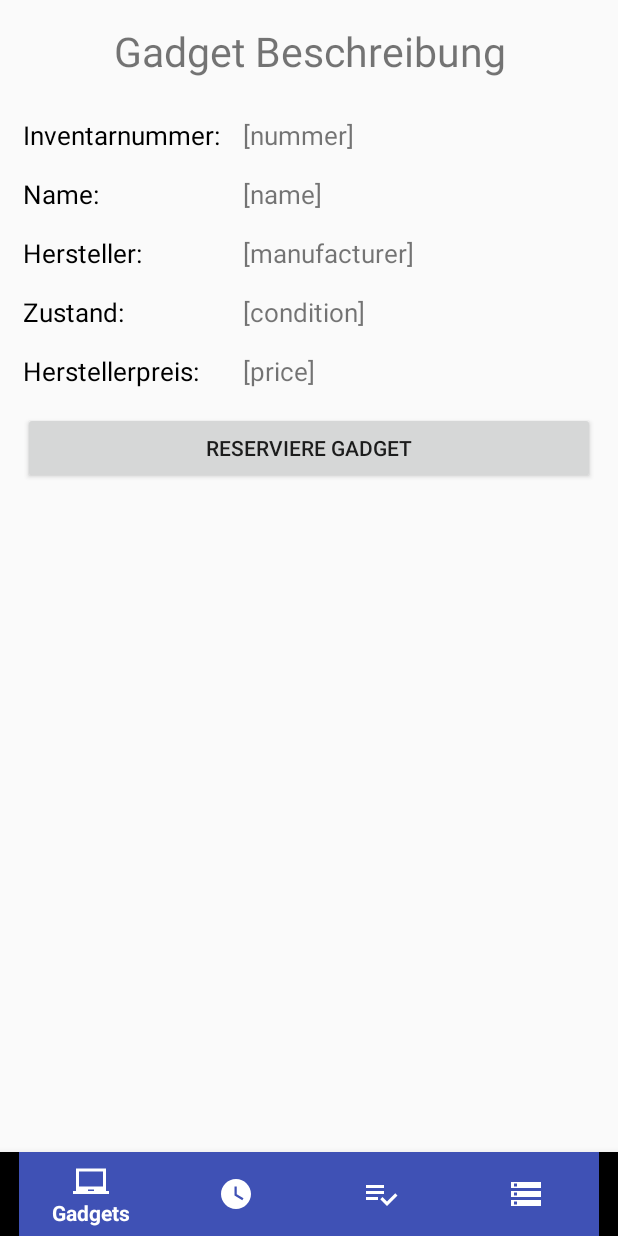
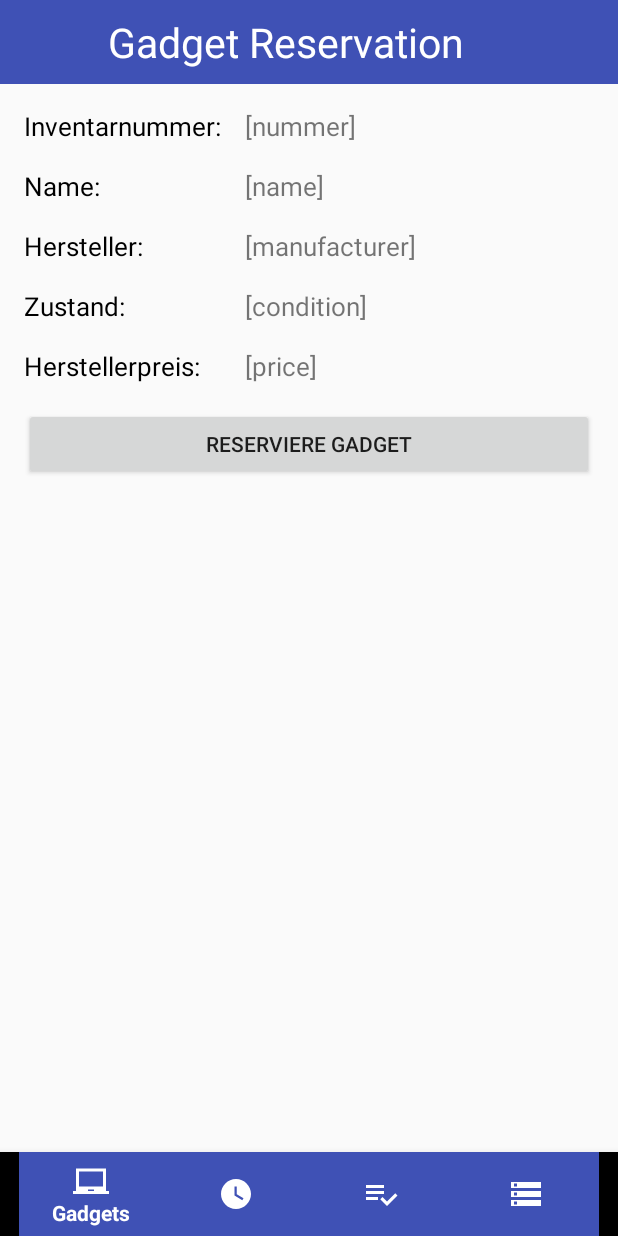
Before and after one commit to W1nt0r/mge-gadgeothek, an Android app: the fragment ReserveGadgetFragment placed in its activity, on a phone screen of 412 x 824 dp. Run offline under Robolectric (Android 15) with nearby library versions, the phone set to English and light mode, and no system bars; 1 statement that could not run was skipped.

Commit message:
added toolbar and made began changing registration and gadget reservation acording to material design

```diff
--- a/app/src/main/java/com/example/schef/gadgeothek/GadgetListFragment.java
+++ b/app/src/main/java/com/example/schef/gadgeothek/GadgetListFragment.java
@@ -32,6 +32,8 @@ public class GadgetListFragment extends Fragment {
     public View onCreateView(LayoutInflater inflater, ViewGroup container,
                              Bundle savedInstanceState) {
         root = inflater.inflate(R.layout.fragment_gadget_list, container, false);
+
+        ((TextView) getActivity().findViewById(R.id.toolbarTitle)).setText(getString(R.string.app_name));
 
         if(Constants.DEV) {
             LibraryService.setServerAddress("http://mge1.dev.ifs.hsr.ch/public");
--- a/app/src/main/java/com/example/schef/gadgeothek/RegistrationFragment.java
+++ b/app/src/main/java/com/example/schef/gadgeothek/RegistrationFragment.java
@@ -10,6 +10,7 @@ import android.view.LayoutInflater;
 import android.view.View;
 import android.view.ViewGroup;
 import android.widget.EditText;
+import android.widget.TextView;
 import android.widget.Toast;
 
 import com.example.schef.domain.Constants;
@@ -41,6 +42,8 @@ public class RegistrationFragment extends Fragment implements View.OnClickListen
         matrikelField = (EditText) root.findViewById(R.id.matrikelField);
         passwordField = (EditText) root.findViewById(R.id.passwordField);
         passwordRepField = (EditText) root.findViewById(R.id.passwordRepField);
+
+        ((TextView) getActivity().findViewById(R.id.toolbarTitle)).setText(getString(R.string.reserve_gadget_title));
 
         if(Constants.DEV) {
             serverAddress = "http://mge1.dev.ifs.hsr.ch/public";
--- a/app/src/main/java/com/example/schef/gadgeothek/ReserveGadgetFragment.java
+++ b/app/src/main/java/com/example/schef/gadgeothek/ReserveGadgetFragment.java
@@ -29,6 +29,8 @@ public class ReserveGadgetFragment extends Fragment implements View.OnClickListe
         root = inflater.inflate(R.layout.fragment_reserve_gadget, container, false);
 
         displayedGadget = (Gadget) getArguments().getSerializable(Constants.GADGET_ARGS);
+
+        ((TextView) getActivity().findViewById(R.id.toolbarTitle)).setText(getString(R.string.reserve_gadget_title));
 
         if(Constants.DEV) {
             LibraryService.setServerAddress("http://mge1.dev.ifs.hsr.ch/public");
--- a/app/src/main/res/layout/activity_gadgeothek.xml
+++ b/app/src/main/res/layout/activity_gadgeothek.xml
@@ -1,23 +1,25 @@
 <?xml version="1.0" encoding="utf-8"?>
 <RelativeLayout xmlns:android="http://schemas.android.com/apk/res/android"
+    xmlns:app="http://schemas.android.com/apk/res-auto"
     android:layout_height="match_parent"
     android:layout_width="match_parent">
+
+    <include layout="@layout/toolbarlayout" />
 
     <FrameLayout
         android:id="@+id/frameLayout"
         android:layout_width="match_parent"
         android:layout_height="match_parent"
-        android:layout_above="@+id/gadgeothekActivityBottomNavi" />
+        android:layout_above="@+id/gadgeothekActivityBottomNavi"
+        android:layout_below="@+id/toolbar" />
 
     <android.support.design.widget.BottomNavigationView
-        xmlns:android="http://schemas.android.com/apk/res/android"
-        xmlns:app="http://schemas.android.com/apk/res-auto"
         android:id="@+id/gadgeothekActivityBottomNavi"
         android:layout_width="match_parent"
-        android:layout_height="56dp"
+        android:layout_height="@dimen/bar_heights"
         android:layout_alignParentBottom="true"
         app:itemBackground="@color/colorPrimary"
-        app:itemTextColor="#ffffff"
-        app:itemIconTint="#ffffff"
+        app:itemTextColor="@android:color/white"
+        app:itemIconTint="@android:color/white"
         app:menu="@menu/gadgeothek_navigation_items"/>
 </RelativeLayout>
--- a/app/src/main/res/layout/fragment_reserve_gadget.xml
+++ b/app/src/main/res/layout/fragment_reserve_gadget.xml
@@ -3,20 +3,8 @@
     android:layout_height="match_parent"
     android:columnCount="2"
     android:rowCount="7"
-    android:layout_marginStart="15dp"
-    android:layout_marginEnd="15dp">
-
-    <TextView
-        android:id="@+id/gadgetDescriptionTitle"
-        android:layout_width="match_parent"
-        android:layout_height="wrap_content"
-        android:text="Gadget Beschreibung"
-        android:layout_row="0"
-        android:layout_marginTop="15dp"
-        android:layout_marginBottom="10dp"
-        android:textSize="@dimen/form_title"
-        android:layout_columnSpan="2"
-        android:textAlignment="center"/>
+    android:layout_marginStart="@dimen/form_margin"
+    android:layout_marginEnd="@dimen/form_margin">
 
     <TextView
         android:id="@+id/gadgetInventorynumberDesc"
@@ -24,8 +12,8 @@
         android:layout_height="wrap_content"
         android:text="Inventarnummer:"
         android:layout_column="0"
-        android:layout_row="1"
-        android:layout_marginTop="15dp"
+        android:layout_row="0"
+        android:layout_marginTop="@dimen/form_margin"
         android:textColor="#000000"
         android:textSize="@dimen/form_textview_textsize"/>
 
@@ -35,8 +23,8 @@
         android:layout_height="wrap_content"
         android:text="Name:"
         android:layout_column="0"
-        android:layout_row="2"
-        android:layout_marginTop="15dp"
+        android:layout_row="1"
+        android:layout_marginTop="@dimen/form_margin"
         android:textColor="#000000"
         android:textSize="@dimen/form_textview_textsize"/>
 
@@ -46,8 +34,8 @@
         android:layout_height="wrap_content"
         android:text="Hersteller:"
         android:layout_column="0"
-        android:layout_row="3"
-        android:layout_marginTop="15dp"
+        android:layout_row="2"
+        android:layout_marginTop="@dimen/form_margin"
         android:textColor="#000000"
         android:textSize="@dimen/form_textview_textsize"/>
 
@@ -57,8 +45,8 @@
         android:layout_height="wrap_content"
         android:text="Zustand:"
         android:layout_column="0"
-        android:layout_row="4"
-        android:layout_marginTop="15dp"
+        android:layout_row="3"
+        android:layout_marginTop="@dimen/form_margin"
         android:textColor="#000000"
         android:textSize="@dimen/form_textview_textsize"/>
 
@@ -68,8 +56,8 @@
         android:layout_height="wrap_content"
         android:text="Herstellerpreis:"
         android:layout_column="0"
-        android:layout_row="5"
-        android:layout_marginTop="15dp"
+        android:layout_row="4"
+        android:layout_marginTop="@dimen/form_margin"
         android:textColor="#000000"
         android:textSize="@dimen/form_textview_textsize"/>
 
@@ -79,10 +67,10 @@
         android:layout_height="wrap_content"
         android:text="[nummer]"
         android:layout_column="1"
-        android:layout_row="1"
-        android:layout_marginTop="15dp"
+        android:layout_row="0"
+        android:layout_marginTop="@dimen/form_margin"
         android:layout_gravity="fill_horizontal"
-        android:layout_marginStart="15dp"
+        android:layout_marginStart="@dimen/form_margin"
         android:textSize="@dimen/form_textview_textsize"/>
 
     <TextView
@@ -91,10 +79,10 @@
         android:layout_height="wrap_content"
         android:text="[name]"
         android:layout_column="1"
-        android:layout_row="2"
-        android:layout_marginTop="15dp"
+        android:layout_row="1"
+        android:layout_marginTop="@dimen/form_margin"
         android:layout_gravity="fill_horizontal"
-        android:layout_marginStart="15dp"
+        android:layout_marginStart="@dimen/form_margin"
         android:textSize="@dimen/form_textview_textsize"/>
 
     <TextView
@@ -103,10 +91,10 @@
         android:layout_height="wrap_content"
         android:text="[manufacturer]"
         android:layout_column="1"
-        android:layout_row="3"
-        android:layout_marginTop="15dp"
+        android:layout_row="2"
+        android:layout_marginTop="@dimen/form_margin"
         android:layout_gravity="fill_horizontal"
-        android:layout_marginStart="15dp"
+        android:layout_marginStart="@dimen/form_margin"
         android:textSize="@dimen/form_textview_textsize"/>
 
     <TextView
@@ -115,10 +103,10 @@
         android:layout_height="wrap_content"
         android:text="[condition]"
         android:layout_column="1"
-        android:layout_row="4"
-        android:layout_marginTop="15dp"
+        android:layout_row="3"
+        android:layout_marginTop="@dimen/form_margin"
         android:layout_gravity="fill_horizontal"
-        android:layout_marginStart="15dp"
+        android:layout_marginStart="@dimen/form_margin"
         android:textSize="@dimen/form_textview_textsize"/>
 
     <TextView
@@ -127,10 +115,10 @@
         android:layout_height="wrap_content"
         android:text="[price]"
         android:layout_column="1"
-        android:layout_row="5"
-        android:layout_marginTop="15dp"
+        android:layout_row="4"
+        android:layout_marginTop="@dimen/form_margin"
         android:layout_gravity="fill_horizontal"
-        android:layout_marginStart="15dp"
+        android:layout_marginStart="@dimen/form_margin"
         android:textSize="@dimen/form_textview_textsize"/>
 
     <Button
@@ -139,5 +127,5 @@
         android:layout_height="wrap_content"
         android:text="Reserviere Gadget"
         android:layout_columnSpan="2"
-        android:layout_marginTop="15dp"/>
+        android:layout_marginTop="@dimen/form_margin"/>
 </GridLayout>
--- /dev/null
+++ b/app/src/main/res/layout/toolbarlayout.xml
@@ -0,0 +1,16 @@
+<?xml version="1.0" encoding="utf-8"?>
+<android.support.v7.widget.Toolbar xmlns:android="http://schemas.android.com/apk/res/android"
+    android:id="@+id/toolbar"
+    android:layout_width="match_parent"
+    android:layout_height="wrap_content"
+    android:background="@color/colorPrimary">
+
+    <TextView
+        android:id="@+id/toolbarTitle"
+        android:layout_width="match_parent"
+        android:layout_height="wrap_content"
+        android:text="Gadgeothek"
+        android:textSize="@dimen/toolbar_title"
+        android:layout_marginStart="@dimen/toolbar_margin_start"
+        android:textColor="@android:color/white"/>
+</android.support.v7.widget.Toolbar>
--- a/app/src/main/res/values/dimens.xml
+++ b/app/src/main/res/values/dimens.xml
@@ -3,7 +3,12 @@
 
     <dimen name="title_size">27sp</dimen>
     <dimen name="form_title">27sp</dimen>
-    <dimen name="form_element_margin">10dp</dimen>
-    <dimen name="form_margin">80dp</dimen>
+    <dimen name="form_element_margin">16dp</dimen>
+    <dimen name="form_margin">16dp</dimen>
     <dimen name="form_textview_textsize">17sp</dimen>
+    <dimen name="bar_heights">56dp</dimen>
+    <dimen name="toolbar_title">27sp</dimen>
+    <dimen name="toolbar_margin_start">72dp</dimen>
+    <dimen name="list_margin_start">16dp</dimen>
+    <dimen name="list_item_height">72dp</dimen>
 </resources>
--- a/app/src/main/res/values/strings.xml
+++ b/app/src/main/res/values/strings.xml
@@ -34,4 +34,5 @@
 
     <string name="logo">Logo Gadgeothek</string>
 
+    <string name="reserve_gadget_title">Gadget Reservation</string>
 </resources>
```
Also changed, not shown: app/src/main/res/layout/activity_login.xml (+12 -4 lines), app/src/main/res/layout/fragment_gadget_list.xml (+0 -9 lines), app/src/main/res/layout/fragment_registration.xml (+0 -12 lines), app/src/main/res/layout/gadgetlistrowlayout.xml (+4 -3 lines).
